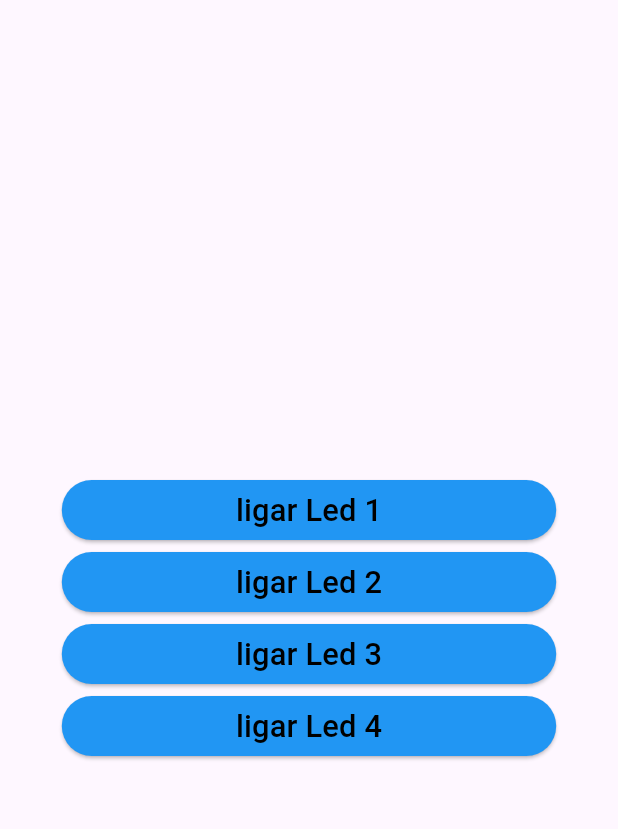
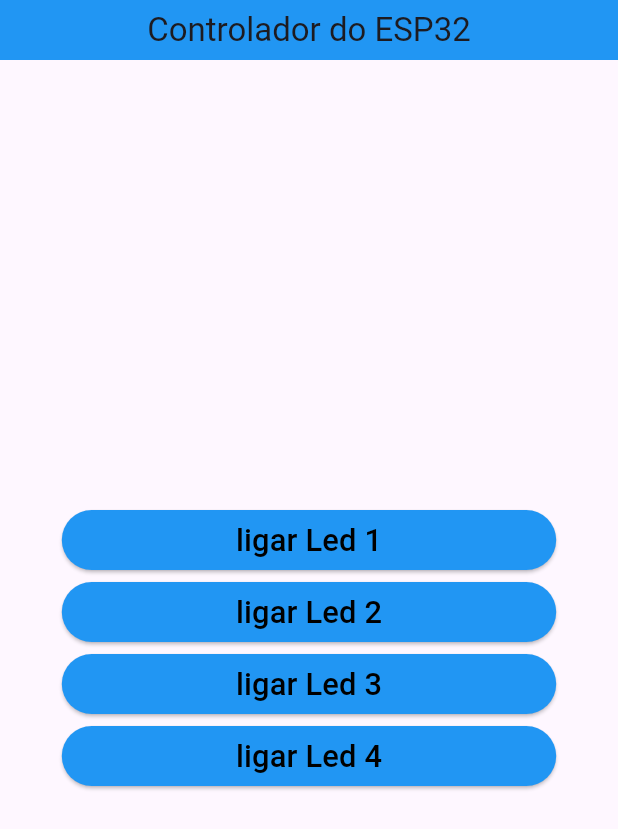
Before and after one commit to lucasbennertz/controlador_esp, a Flutter app: the screen it shows after launch, on a phone screen of 412 x 824 dp. Shown: the top 829 px of the screen. Run offline on Flutter 3.47's test engine with Material 3 defaults, Android fonts, the light colour scheme and no system bars; our stand-ins replace flutter_dotenv.

Commit message:
correções no app

```diff
--- a/lib/widgets/screens/main_screen.dart
+++ b/lib/widgets/screens/main_screen.dart
@@ -1,4 +1,5 @@
 import 'package:controle_esp/widgets/buttons/botao_led.dart';
+import 'package:controle_esp/widgets/screens/my_app_bar.dart';
 import 'package:flutter/material.dart';
 
 class MainScreen extends StatelessWidget {
@@ -8,6 +9,7 @@ class MainScreen extends StatelessWidget {
   Widget build(BuildContext context) {
     return MaterialApp(
       home: Scaffold(
+        appBar: MyAppBar(),
         body: Center(
           child: Column(
             mainAxisAlignment: MainAxisAlignment.center,
--- /dev/null
+++ b/lib/widgets/screens/my_app_bar.dart
@@ -0,0 +1,16 @@
+import 'package:flutter/material.dart';
+
+class MyAppBar extends StatelessWidget implements PreferredSizeWidget{
+  const MyAppBar({super.key});
+
+  @override
+  Size get preferredSize => Size.fromHeight(40);
+
+  @override
+  Widget build(BuildContext context) {
+    return AppBar(
+      backgroundColor: Colors.blue,
+      title: Center(child: Text("Controlador do ESP32")),
+    );
+  }
+}
```
Also changed, not shown: pubspec.lock.
